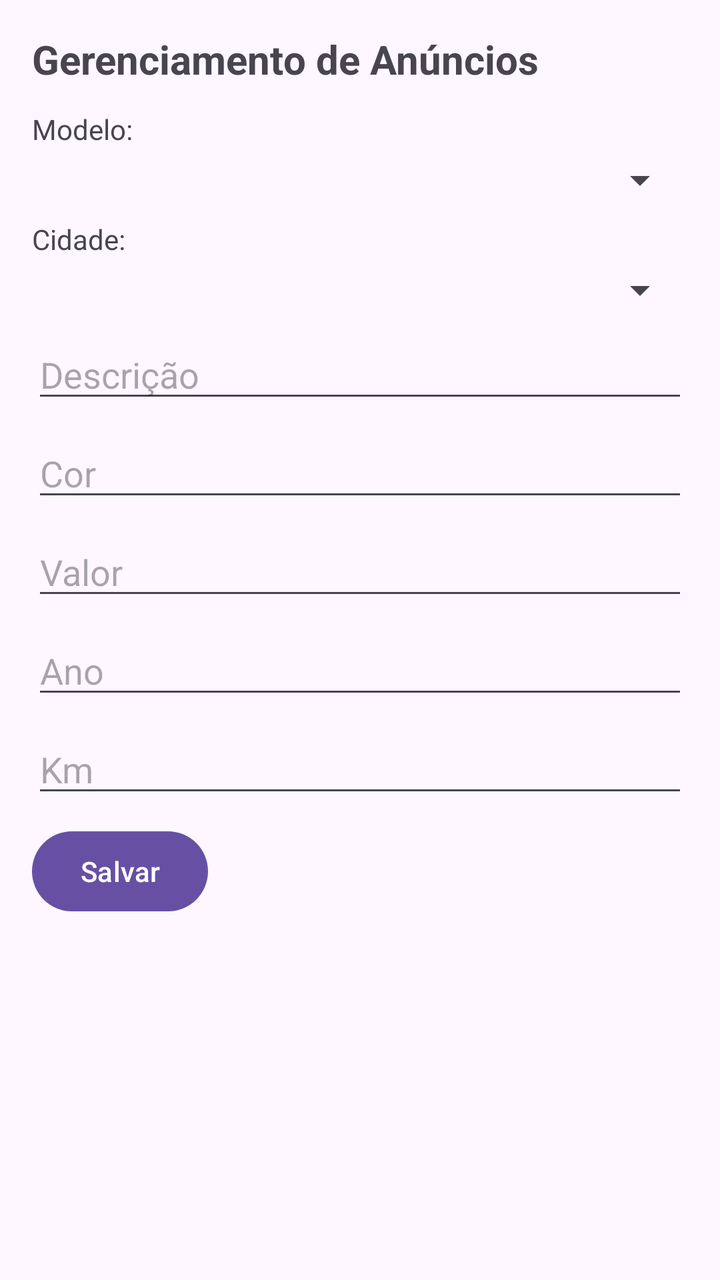
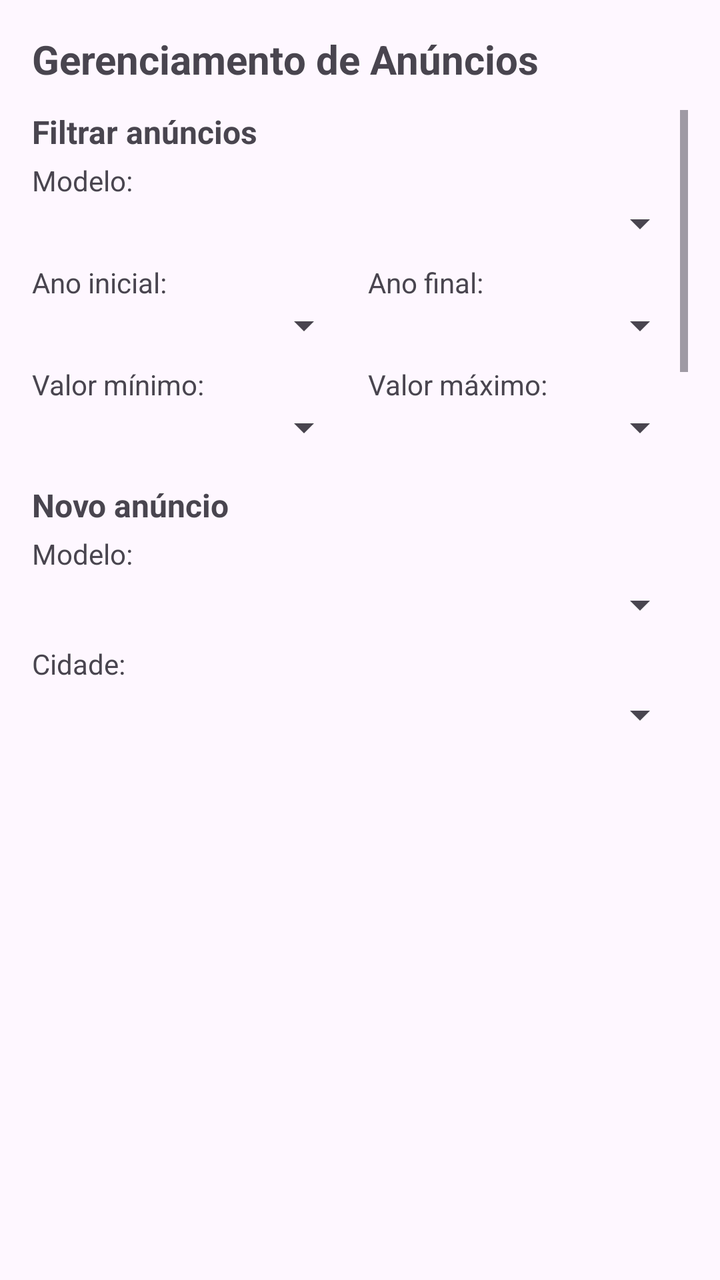

The first picture is an Android layout as it rendered before a commit; the second is the same layout after the commit. The layout source and the unified diff follow.
<!-- AndroidManifest.xml: application theme Theme.Atividade2 -->
<!-- res/layout/activity_anuncios.xml -->
<?xml version="1.0" encoding="utf-8"?>
<LinearLayout xmlns:android="http://schemas.android.com/apk/res/android"
    android:id="@+id/main"
    android:layout_width="match_parent"
    android:layout_height="match_parent"
    android:orientation="vertical"
    android:padding="16dp">

    <TextView
        android:layout_width="match_parent"
        android:layout_height="wrap_content"
        android:text="Gerenciamento de Anúncios"
        android:textSize="20sp"
        android:textStyle="bold"
        android:layout_marginBottom="12dp"/>

    <TextView
        android:layout_width="match_parent"
        android:layout_height="wrap_content"
        android:text="Modelo:"
        android:textSize="14sp"
        android:layout_marginBottom="4dp"/>

    <Spinner
        android:id="@+id/spinnerModelo"
        android:layout_width="match_parent"
        android:layout_height="wrap_content"
        android:layout_marginBottom="8dp"/>

    <TextView
        android:layout_width="match_parent"
        android:layout_height="wrap_content"
        android:text="Cidade:"
        android:textSize="14sp"
        android:layout_marginBottom="4dp"/>

    <Spinner
        android:id="@+id/spinnerCidade"
        android:layout_width="match_parent"
        android:layout_height="wrap_content"
        android:layout_marginBottom="8dp"/>


    <EditText
        android:id="@+id/edDescricao"
        android:layout_width="match_parent"
        android:layout_height="wrap_content"
        android:hint="Descrição"
        android:inputType="text"
        android:layout_marginBottom="8dp"/>

    <EditText
        android:id="@+id/edCor"
        android:layout_width="match_parent"
        android:layout_height="wrap_content"
        android:hint="Cor"
        android:inputType="text"
        android:layout_marginBottom="8dp"/>

    <EditText
        android:id="@+id/edValor"
        android:layout_width="match_parent"
        android:layout_height="wrap_content"
        android:hint="Valor"
        android:inputType="numberDecimal"
        android:layout_marginBottom="8dp"/>

    <EditText
        android:id="@+id/edAno"
        android:layout_width="match_parent"
        android:layout_height="wrap_content"
        android:hint="Ano"
        android:inputType="number"
        android:layout_marginBottom="8dp"/>

    <EditText
        android:id="@+id/edKm"
        android:layout_width="match_parent"
        android:layout_height="wrap_content"
        android:hint="Km"
        android:inputType="number"
        android:layout_marginBottom="8dp"/>

    <Button
        android:id="@+id/btSalvarAnuncio"
        android:layout_width="wrap_content"
        android:layout_height="wrap_content"
        android:text="Salvar"
        android:layout_marginEnd="8dp"/>

    <ListView
        android:id="@+id/lista_anuncios"
        android:layout_width="match_parent"
        android:layout_height="match_parent"/>

</LinearLayout>
<!-- resources referenced by this layout -->
<resources>
  <style name="Theme.Atividade2" parent="Base.Theme.Atividade2" />
  <style name="Base.Theme.Atividade2" parent="Theme.Material3.DayNight.NoActionBar">
          
          
      </style>
</resources>

<!-- the commit's change to res/layout/activity_anuncios.xml (unified diff, before → after) -->
@@ -14,83 +14,212 @@
         android:textStyle="bold"
         android:layout_marginBottom="12dp"/>
 
-    <TextView
+    <ScrollView
         android:layout_width="match_parent"
-        android:layout_height="wrap_content"
-        android:text="Modelo:"
-        android:textSize="14sp"
-        android:layout_marginBottom="4dp"/>
-
-    <Spinner
-        android:id="@+id/spinnerModelo"
-        android:layout_width="match_parent"
-        android:layout_height="wrap_content"
-        android:layout_marginBottom="8dp"/>
-
-    <TextView
-        android:layout_width="match_parent"
-        android:layout_height="wrap_content"
-        android:text="Cidade:"
-        android:textSize="14sp"
-        android:layout_marginBottom="4dp"/>
-
-    <Spinner
-        android:id="@+id/spinnerCidade"
-        android:layout_width="match_parent"
-        android:layout_height="wrap_content"
-        android:layout_marginBottom="8dp"/>
-
-
-    <EditText
-        android:id="@+id/edDescricao"
-        android:layout_width="match_parent"
-        android:layout_height="wrap_content"
-        android:hint="Descrição"
-        android:inputType="text"
-        android:layout_marginBottom="8dp"/>
-
-    <EditText
-        android:id="@+id/edCor"
-        android:layout_width="match_parent"
-        android:layout_height="wrap_content"
-        android:hint="Cor"
-        android:inputType="text"
-        android:layout_marginBottom="8dp"/>
-
-    <EditText
-        android:id="@+id/edValor"
-        android:layout_width="match_parent"
-        android:layout_height="wrap_content"
-        android:hint="Valor"
-        android:inputType="numberDecimal"
-        android:layout_marginBottom="8dp"/>
-
-    <EditText
-        android:id="@+id/edAno"
-        android:layout_width="match_parent"
-        android:layout_height="wrap_content"
-        android:hint="Ano"
-        android:inputType="number"
-        android:layout_marginBottom="8dp"/>
-
-    <EditText
-        android:id="@+id/edKm"
-        android:layout_width="match_parent"
-        android:layout_height="wrap_content"
-        android:hint="Km"
-        android:inputType="number"
-        android:layout_marginBottom="8dp"/>
-
-    <Button
-        android:id="@+id/btSalvarAnuncio"
-        android:layout_width="wrap_content"
-        android:layout_height="wrap_content"
-        android:text="Salvar"
-        android:layout_marginEnd="8dp"/>
+        android:layout_height="0dp"
+        android:layout_weight="1">
+
+        <LinearLayout
+            android:layout_width="match_parent"
+            android:layout_height="wrap_content"
+            android:orientation="vertical">
+
+            
+            <TextView
+                android:layout_width="match_parent"
+                android:layout_height="wrap_content"
+                android:text="Filtrar anúncios"
+                android:textSize="16sp"
+                android:textStyle="bold"
+                android:layout_marginBottom="4dp"/>
+
+            <TextView
+                android:layout_width="match_parent"
+                android:layout_height="wrap_content"
+                android:text="Modelo:"
+                android:textSize="14sp"/>
+
+            <Spinner
+                android:id="@+id/spinnerFiltroModelo"
+                android:layout_width="match_parent"
+                android:layout_height="wrap_content"
+                android:layout_marginBottom="8dp"/>
+
+            <LinearLayout
+                android:layout_width="match_parent"
+                android:layout_height="wrap_content"
+                android:orientation="horizontal"
+                android:layout_marginBottom="8dp">
+
+                <LinearLayout
+                    android:layout_width="0dp"
+                    android:layout_height="wrap_content"
+                    android:layout_weight="1"
+                    android:orientation="vertical"
+                    android:layout_marginEnd="8dp">
+
+                    <TextView
+                        android:layout_width="wrap_content"
+                        android:layout_height="wrap_content"
+                        android:text="Ano inicial:"
+                        android:textSize="14sp"/>
+
+                    <Spinner
+                        android:id="@+id/spinnerFiltroAnoInicial"
+                        android:layout_width="match_parent"
+                        android:layout_height="wrap_content"/>
+                </LinearLayout>
+
+                <LinearLayout
+                    android:layout_width="0dp"
+                    android:layout_height="wrap_content"
+                    android:layout_weight="1"
+                    android:orientation="vertical">
+
+                    <TextView
+                        android:layout_width="wrap_content"
+                        android:layout_height="wrap_content"
+                        android:text="Ano final:"
+                        android:textSize="14sp"/>
+
+                    <Spinner
+                        android:id="@+id/spinnerFiltroAnoFinal"
+                        android:layout_width="match_parent"
+                        android:layout_height="wrap_content"/>
+                </LinearLayout>
+            </LinearLayout>
+
+            <LinearLayout
+                android:layout_width="match_parent"
+                android:layout_height="wrap_content"
+                android:orientation="horizontal"
+                android:layout_marginBottom="16dp">
+
+                <LinearLayout
+                    android:layout_width="0dp"
+                    android:layout_height="wrap_content"
+                    android:layout_weight="1"
+                    android:orientation="vertical"
+                    android:layout_marginEnd="8dp">
+
+                    <TextView
+                        android:layout_width="wrap_content"
+                        android:layout_height="wrap_content"
+                        android:text="Valor mínimo:"
+                        android:textSize="14sp"/>
+
+                    <Spinner
+                        android:id="@+id/spinnerFiltroMin"
+                        android:layout_width="match_parent"
+                        android:layout_height="wrap_content"/>
+                </LinearLayout>
+
+                <LinearLayout
+                    android:layout_width="0dp"
+                    android:layout_height="wrap_content"
+                    android:layout_weight="1"
+                    android:orientation="vertical">
+
+                    <TextView
+                        android:layout_width="wrap_content"
+                        android:layout_height="wrap_content"
+                        android:text="Valor máximo:"
+                        android:textSize="14sp"/>
+
+                    <Spinner
+                        android:id="@+id/spinnerFiltroMax"
+                        android:layout_width="match_parent"
+                        android:layout_height="wrap_content"/>
+                </LinearLayout>
+            </LinearLayout>
+
+            <TextView
+                android:layout_width="match_parent"
+                android:layout_height="wrap_content"
+                android:text="Novo anúncio"
+                android:textSize="16sp"
+                android:textStyle="bold"
+                android:layout_marginBottom="4dp"/>
+
+            <TextView
+                android:layout_width="match_parent"
+                android:layout_height="wrap_content"
+                android:text="Modelo:"
+                android:textSize="14sp"
+                android:layout_marginBottom="4dp"/>
+
+            <Spinner
+                android:id="@+id/spinnerModelo"
+                android:layout_width="match_parent"
+                android:layout_height="wrap_content"
+                android:layout_marginBottom="8dp"/>
+
+            <TextView
+                android:layout_width="match_parent"
+                android:layout_height="wrap_content"
+                android:text="Cidade:"
+                android:textSize="14sp"
+                android:layout_marginBottom="4dp"/>
+
+            <Spinner
+                android:id="@+id/spinnerCidade"
+                android:layout_width="match_parent"
+                android:layout_height="wrap_content"
+                android:layout_marginBottom="8dp"/>
+
+            <EditText
+                android:id="@+id/edDescricao"
+                android:layout_width="match_parent"
+                android:layout_height="wrap_content"
+                android:hint="Descrição"
+                android:inputType="text"
+                android:layout_marginBottom="8dp"/>
+
+            <EditText
+                android:id="@+id/edCor"
+                android:layout_width="match_parent"
+                android:layout_height="wrap_content"
+                android:hint="Cor"
+                android:inputType="text"
+                android:layout_marginBottom="8dp"/>
+
+            <EditText
+                android:id="@+id/edValor"
+                android:layout_width="match_parent"
+                android:layout_height="wrap_content"
+                android:hint="Valor"
+                android:inputType="numberDecimal"
+                android:layout_marginBottom="8dp"/>
+
+            <EditText
+                android:id="@+id/edAno"
+                android:layout_width="match_parent"
+                android:layout_height="wrap_content"
+                android:hint="Ano"
+                android:inputType="number"
+                android:layout_marginBottom="8dp"/>
+
+            <EditText
+                android:id="@+id/edKm"
+                android:layout_width="match_parent"
+                android:layout_height="wrap_content"
+                android:hint="Km"
+                android:inputType="number"
+                android:layout_marginBottom="8dp"/>
+
+            <Button
+                android:id="@+id/btSalvarAnuncio"
+                android:layout_width="wrap_content"
+                android:layout_height="wrap_content"
+                android:text="Salvar"
+                android:layout_marginEnd="8dp"/>
+        </LinearLayout>
+    </ScrollView>
 
     <ListView
         android:id="@+id/lista_anuncios"
         android:layout_width="match_parent"
-        android:layout_height="match_parent"/>
+        android:layout_height="0dp"
+        android:layout_weight="1"/>
 
 </LinearLayout>
